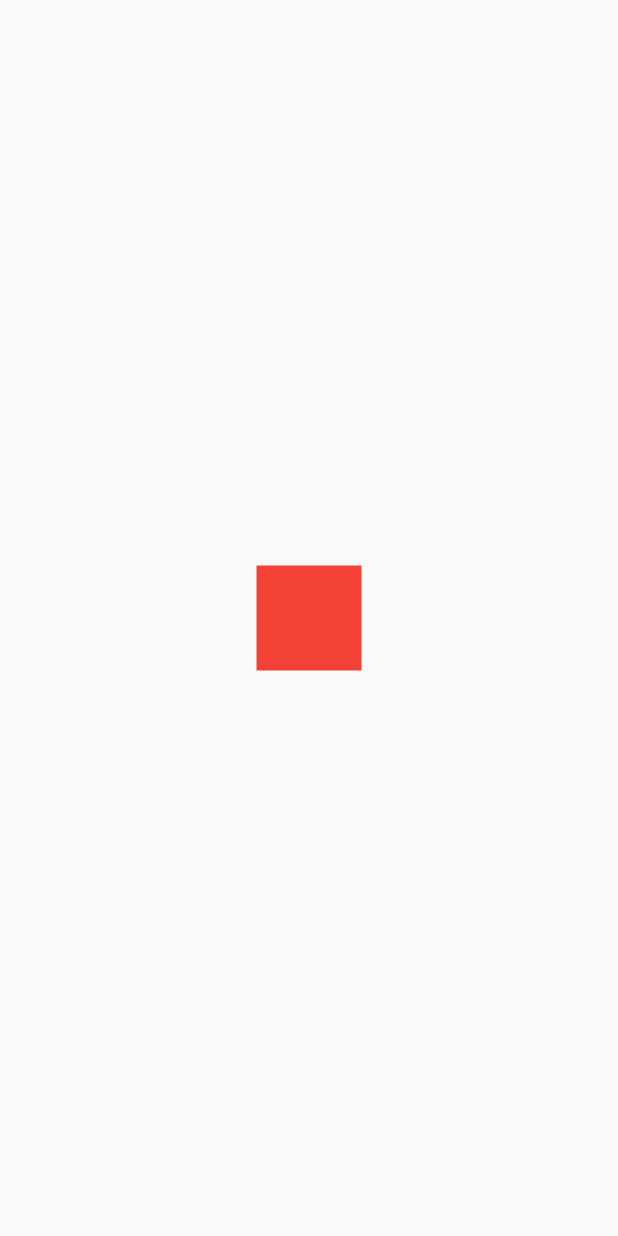
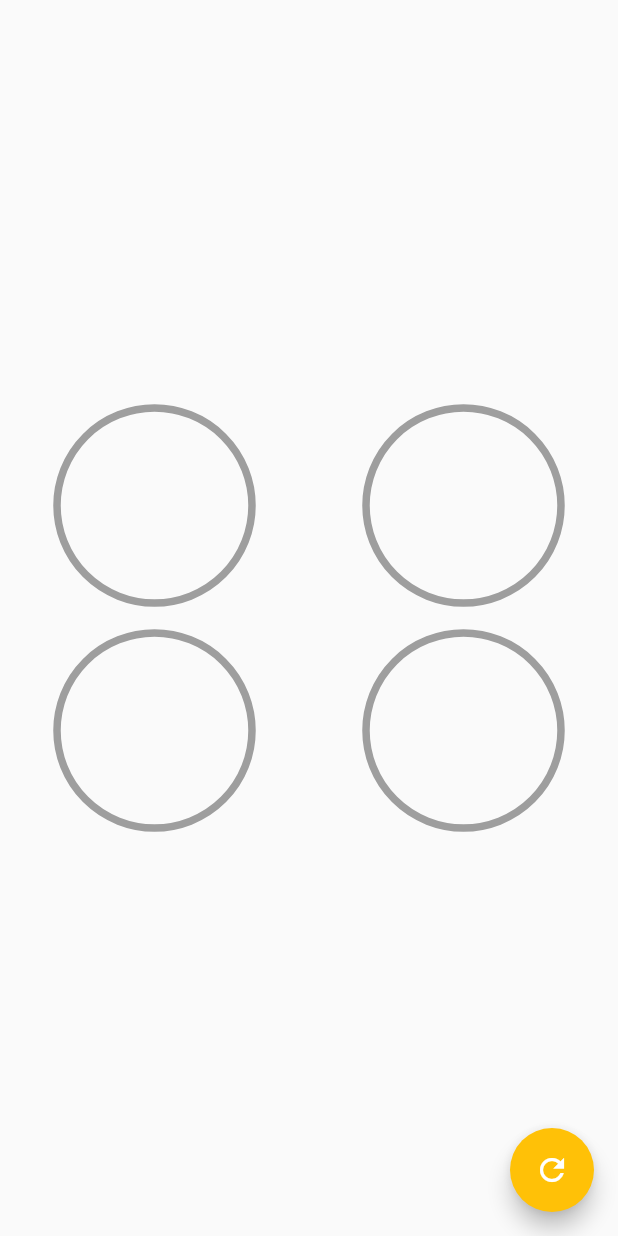
Before and after one commit to julianfrancodev/bug-free-flutter-painter-animatios, a Flutter app: the screen it shows after launch, on a phone screen of 412 x 824 dp. Run offline on Flutter 3.47's test engine with Material 2 defaults, Android fonts, the phone set to English and light mode, and no system bars.

Commit message:
feat: improve circular progress indicator

```diff
--- a/lib/main.dart
+++ b/lib/main.dart
@@ -1,11 +1,13 @@
 import 'package:custom_painter/challenges/box_animated.dart';
 import 'package:custom_painter/pages/animations_page.dart';
+import 'package:custom_painter/labs/circular_progress_page.dart';
+import 'package:custom_painter/pages/circular_graphics_page.dart';
 import 'package:custom_painter/pages/header_page.dart';
 import 'package:flutter/material.dart';
 
 void main(){
   runApp(MaterialApp(
     debugShowCheckedModeBanner: false,
-    home: BoxAnimatedPage(),
+    home: CircularGraphics(),
   ));
 }
--- /dev/null
+++ b/lib/pages/circular_graphics_page.dart
@@ -0,0 +1,74 @@
+import 'package:custom_painter/widgets/radial_progress.dart';
+import 'package:flutter/material.dart';
+
+class CircularGraphics extends StatefulWidget {
+  @override
+  _CircularGraphicsState createState() => _CircularGraphicsState();
+}
+
+class _CircularGraphicsState extends State<CircularGraphics> {
+  double percent = 0.0;
+
+  @override
+  Widget build(BuildContext context) {
+    return Scaffold(
+      floatingActionButton: FloatingActionButton(
+        onPressed: () {
+          percent += 10;
+
+          if (percent > 100) {
+            percent = 0;
+          }
+
+          setState(() {});
+        },
+        child: Icon(Icons.refresh_outlined),
+        backgroundColor: Colors.amber,
+      ),
+      body: Column(
+        mainAxisAlignment: MainAxisAlignment.center,
+        children: [
+          Row(
+            mainAxisAlignment: MainAxisAlignment.spaceAround,
+            children: [
+              CustomRadialProgress(percent, Colors.red),
+              CustomRadialProgress(percent, Colors.blue),
+            ],
+          ),
+          Row(
+            mainAxisAlignment: MainAxisAlignment.spaceAround,
+            children: [
+              CustomRadialProgress(percent, Colors.amber),
+              CustomRadialProgress(percent, Colors.green),
+            ],
+          ),
+
+        ],
+      )
+    );
+  }
+}
+
+class CustomRadialProgress extends StatelessWidget {
+
+  final double percent;
+  final Color primaryColor;
+
+  CustomRadialProgress(this.percent, this.primaryColor);
+
+  @override
+  Widget build(BuildContext context) {
+    return Container(
+      width: 150,
+      height: 150,
+      // color: Colors.red,
+      child: RadialProgress(
+        percent: percent,
+        primaryColor: primaryColor,
+        secondaryColor: Colors.grey,
+        secondaryWidth: 5,
+        primaryWitdth: 10,
+      ),
+    );
+  }
+}
--- /dev/null
+++ b/lib/widgets/radial_progress.dart
@@ -0,0 +1,133 @@
+import 'dart:math';
+
+import 'package:flutter/material.dart';
+
+class RadialProgress extends StatefulWidget {
+  final percent;
+  final Color primaryColor;
+  final Color secondaryColor;
+  final double primaryWitdth;
+  final double secondaryWidth;
+
+  RadialProgress(
+      {@required this.percent,
+      this.primaryColor = Colors.blue,
+      this.secondaryColor = Colors.grey,
+      this.secondaryWidth = 4.0, this.primaryWitdth = 10.0});
+
+  @override
+  _RadialProgressState createState() => _RadialProgressState();
+}
+
+class _RadialProgressState extends State<RadialProgress>
+    with SingleTickerProviderStateMixin {
+  AnimationController controller;
+  double previousPercent;
+
+  @override
+  void initState() {
+    // TODO: implement initState
+
+    previousPercent = widget.percent;
+
+    controller = new AnimationController(
+        vsync: this, duration: Duration(milliseconds: 200));
+
+    super.initState();
+  }
+
+  @override
+  void dispose() {
+    // TODO: implement dispose
+    controller.dispose();
+    super.dispose();
+  }
+
+  @override
+  Widget build(BuildContext context) {
+    controller.forward(from: 0.0);
+
+    final difference = widget.percent - previousPercent;
+
+    previousPercent = widget.percent;
+
+    return AnimatedBuilder(
+      animation: controller,
+      builder: (context, child) {
+        return Container(
+          padding: EdgeInsets.all(10),
+          width: double.infinity,
+          height: double.infinity,
+          child: CustomPaint(
+            painter: _RadialProgress(
+                percent: (widget.percent - difference) +
+                    (difference * controller.value),
+                primaryColor: widget.primaryColor,
+                secondaryColor: widget.secondaryColor,
+                secondaryWidth: widget.secondaryWidth, primaryWidth: widget.primaryWitdth),
+          ),
+        );
+      },
+    );
+  }
+}
+
+class _RadialProgress extends CustomPainter {
+  final percent;
+  final Color primaryColor;
+  final Color secondaryColor;
+  final double primaryWidth;
+  final double secondaryWidth;
+
+  _RadialProgress(
+      {@required this.percent,
+      this.primaryColor,
+      this.secondaryColor,
+      this.secondaryWidth,this.primaryWidth});
+
+  @override
+  void paint(Canvas canvas, Size size) {
+    // TODO: implement paint
+
+    final Rect rect = new Rect.fromCircle(
+      center: Offset(0,0),
+      radius: 180
+    );
+
+    final Gradient gradient= new LinearGradient(
+      colors: [
+        Color(0xffc012ff),
+        Color(0xff6d05e8),
+        Colors.red
+      ]
+    );
+
+    final paint = new Paint()
+      ..strokeWidth = secondaryWidth
+      ..color = secondaryColor
+      ..style = PaintingStyle.stroke;
+
+    Offset center = new Offset(size.width / 2, size.height / 2);
+    double radius = min(size.width / 2, size.height / 2);
+    canvas.drawCircle(center, radius, paint);
+
+    //Arc
+
+    final arcPaint = new Paint()
+      ..strokeWidth = primaryWidth
+      // ..color = primaryColor
+      ..shader = gradient.createShader(rect)
+      ..strokeCap = StrokeCap.round
+      ..style = PaintingStyle.stroke;
+
+    // filled cricle
+
+    double arcAngle = 2 * pi * (percent / 100);
+
+    canvas.drawArc(Rect.fromCircle(center: center, radius: radius), -pi / 2,
+        arcAngle, false, arcPaint);
+  }
+
+  @override
+  bool shouldRepaint(covariant CustomPainter oldDelegate) => true;
+}
```
Also changed, not shown: lib/labs/circular_progress_page.dart (added, +104 -0 lines).
